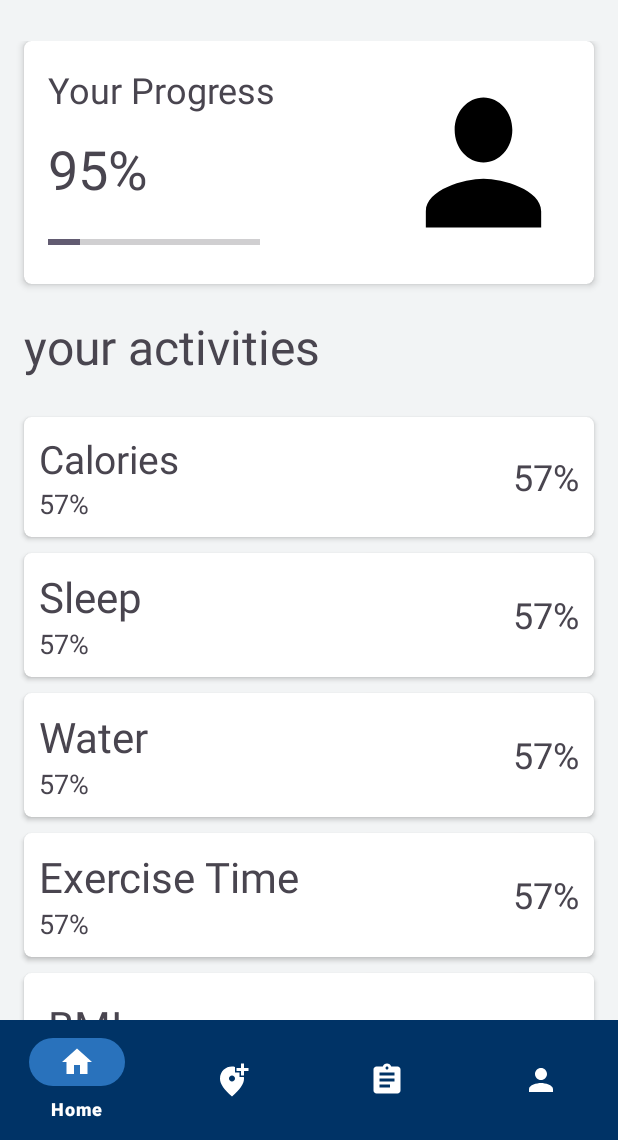
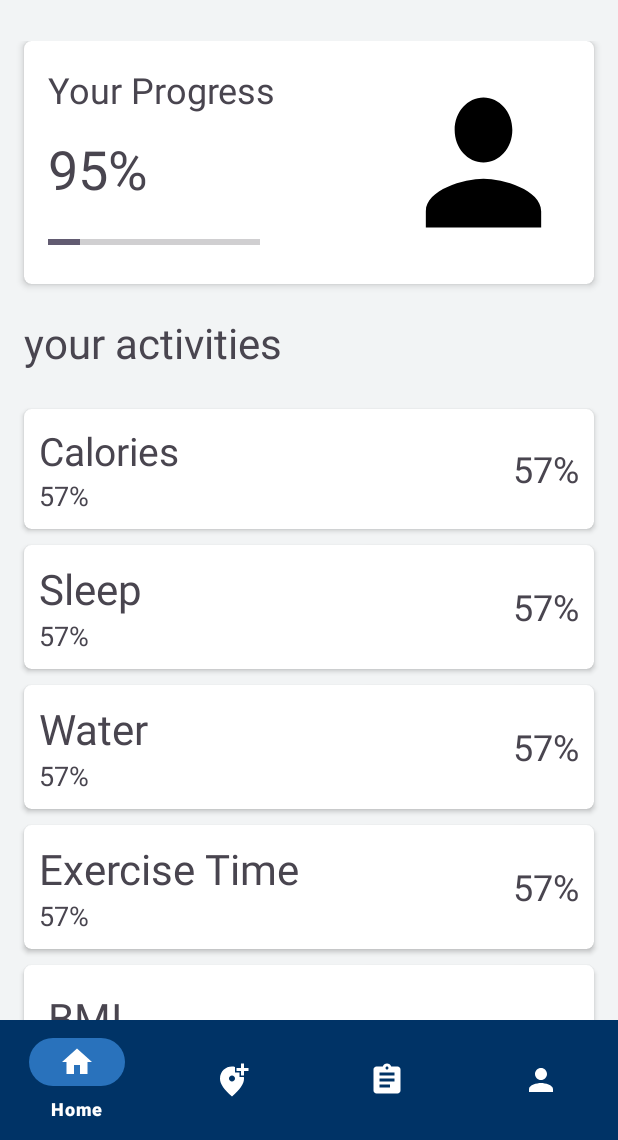
Before and after one commit to Gurpinder009/mobile_development2_classwork, an Android app: the screen it shows after launch once a user with an empty profile is signed in (MainActivity), on a phone screen of 412 x 824 dp, the part 96-1236 px from its top. Run offline under Robolectric (Android 15) with nearby library versions, the phone set to English and light mode, and no system bars; our stand-ins replace Firebase (no records; nobody signed in at launch, a user with empty details on screens opened directly), navigation-ui; 2 statements that could not run were skipped.

Commit message:
update page added:

```diff
--- a/app/src/main/java/mobile/dev/androidfinalproject/models/HealthLogsModel.kt
+++ b/app/src/main/java/mobile/dev/androidfinalproject/models/HealthLogsModel.kt
@@ -1,6 +1,7 @@
 package mobile.dev.androidfinalproject.models
 
 import java.text.SimpleDateFormat
+import java.time.LocalDate
 import java.util.Date
 import java.util.Locale
 
@@ -16,7 +17,7 @@ data class HealthLogsModel(
 ) {
 
 
-    constructor(userId: String) : this(0L, 0.0,0.0,0.0,0.0,userId,"")
+    constructor(userId: String) : this(0L, 0.0,0.0,0.0,0.0,userId, LocalDate.now().toString())
 
 
 
--- /dev/null
+++ b/app/src/main/res/drawable/baseline_edit_24.xml
@@ -0,0 +1,5 @@
+<vector xmlns:android="http://schemas.android.com/apk/res/android" android:height="24dp" android:tint="#8F8F8F" android:viewportHeight="24" android:viewportWidth="24" android:width="24dp">
+
+    <path android:fillColor="@android:color/white" android:pathData="M3,17.25V21h3.75L17.81,9.94l-3.75,-3.75L3,17.25zM20.71,7.04c0.39,-0.39 0.39,-1.02 0,-1.41l-2.34,-2.34c-0.39,-0.39 -1.02,-0.39 -1.41,0l-1.83,1.83 3.75,3.75 1.83,-1.83z"/>
+
+</vector>
--- a/app/src/main/res/layout/fragment_dashboard.xml
+++ b/app/src/main/res/layout/fragment_dashboard.xml
@@ -1,12 +1,18 @@
 <?xml version="1.0" encoding="utf-8"?>
-<ScrollView xmlns:android="http://schemas.android.com/apk/res/android"
+<androidx.coordinatorlayout.widget.CoordinatorLayout
+    xmlns:android="http://schemas.android.com/apk/res/android"
     xmlns:app="http://schemas.android.com/apk/res-auto"
     xmlns:tools="http://schemas.android.com/tools"
     android:layout_width="match_parent"
     android:layout_height="match_parent"
-        android:layout_marginTop="16dp"
 
     tools:context=".fragments.DashboardFragment">
+
+    <ScrollView
+        android:layout_width="match_parent"
+        android:layout_height="match_parent"
+
+        android:layout_marginTop="16dp">
 
 
 
@@ -96,7 +102,7 @@
 
         <TextView
             android:text="your activities"
-            android:textSize="32sp"
+            android:textSize="28sp"
             android:layout_marginHorizontal="16dp"
             android:layout_width="match_parent"
             android:layout_height="wrap_content"/>
@@ -151,7 +157,8 @@
                          android:layout_height="wrap_content"
                          android:text="57%"/>
 
-              </LinearLayout>
+
+                 </LinearLayout>
 
 
 
@@ -402,11 +409,13 @@
 
 
               </LinearLayout>
+
           </androidx.cardview.widget.CardView>
 
 
 
 
+          <Button android:layout_width="match_parent" android:layout_marginHorizontal="16dp" android:layout_marginTop="10dp" android:layout_height="wrap_content" android:background="@drawable/outlined_button_design" android:text="Update data"/>
 
 
       </LinearLayout>
@@ -414,10 +423,17 @@
 
 
 
-
     </LinearLayout>
 
+    </ScrollView>
 
+<!--    <com.google.android.material.floatingactionbutton.FloatingActionButton-->
+<!--        android:id="@+id/fab"-->
+<!--        android:layout_width="wrap_content"-->
+<!--        android:layout_height="wrap_content"-->
+<!--        android:layout_gravity="bottom|end"-->
+<!--        android:layout_margin="16dp"-->
+<!--        android:contentDescription="submit button"-->
+<!--        app:srcCompat="@drawable/baseline_edit_24"/>-->
 
-
-</ScrollView>
+</androidx.coordinatorlayout.widget.CoordinatorLayout>
--- a/app/src/main/res/values/strings.xml
+++ b/app/src/main/res/values/strings.xml
@@ -31,11 +31,6 @@
     <string name="content_description" />
 
 
-
-
-
-
-
     <string name="profile_page_detail_label">Label</string>
     <string name="profile_page_detail_value">Value</string>
     <string name="healthy_range_21_0_to_26_5">healthy range (21.0 to 26.5)</string>
```
Also changed, not shown: app/src/main/java/mobile/dev/androidfinalproject/fragments/UpdateDetails.kt (added, +60 -0 lines), app/src/main/res/layout/fragment_update_details.xml (added, +14 -0 lines).
